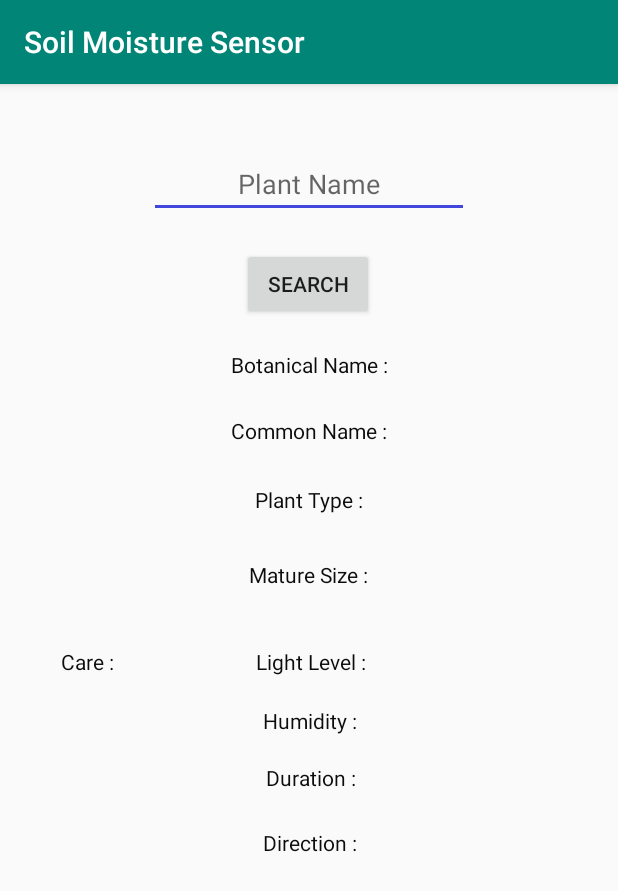
After one commit to AstroNik/soilMoistureSensor, an Android app: the PlantDBViewEndpoint screen opened directly, with no data from a screen before it, on a phone screen of 412 x 824 dp. The commit adds this screen. Shown: the top 891 px of the screen. Run offline under Robolectric (Android 15) with nearby library versions, the phone set to English and light mode, and no system bars.

Commit message:
Plant View Functionaliy Added: PlantDBViewEndpoint.kt

```diff
--- a/app/src/main/AndroidManifest.xml
+++ b/app/src/main/AndroidManifest.xml
@@ -4,6 +4,7 @@
 
     <uses-permission android:name="android.permission.INTERNET" />
     <uses-permission android:name="android.permission.ACCESS_NETWORK_STATE" />
+
     <application
         android:allowBackup="true"
         android:icon="@mipmap/ic_launcher"
@@ -11,6 +12,8 @@
         android:roundIcon="@mipmap/ic_launcher_round"
         android:supportsRtl="true"
         android:theme="@style/AppTheme">
+        <activity android:name=".PlantDBViewEndpoint"></activity>
+        <activity android:name=".SecondEndPoint" />
         <activity android:name=".Home" />
         <activity android:name=".SignUp" />
         <activity android:name=".MainActivity">
--- a/app/src/main/java/com/example/soilmoisturesensor/MainActivity.kt
+++ b/app/src/main/java/com/example/soilmoisturesensor/MainActivity.kt
@@ -9,7 +9,7 @@ import com.google.android.gms.tasks.OnCompleteListener
 import com.google.firebase.auth.FirebaseAuth
 import kotlinx.android.synthetic.main.activity_main.*
 
-class MainActivity : AppCompatActivity() {
+class   MainActivity : AppCompatActivity() {
 
     // Initialize Firebase Auth
     val mAuth = FirebaseAuth.getInstance()
--- /dev/null
+++ b/app/src/main/res/layout/activity_plant_d_b_view_endpoint.xml
@@ -0,0 +1,148 @@
+<?xml version="1.0" encoding="utf-8"?>
+<androidx.constraintlayout.widget.ConstraintLayout xmlns:android="http://schemas.android.com/apk/res/android"
+    xmlns:app="http://schemas.android.com/apk/res-auto"
+    xmlns:tools="http://schemas.android.com/tools"
+    android:layout_width="match_parent"
+    android:layout_height="match_parent"
+    tools:context=".PlantDBViewEndpoint">
+
+    <TextView
+        android:id="@+id/txt6"
+        android:layout_width="154dp"
+        android:layout_height="22dp"
+        android:layout_marginTop="32dp"
+        android:layout_marginEnd="128dp"
+        android:text="Light Level :"
+        android:textAlignment="center"
+        android:textColor="#0C0C0C"
+        app:layout_constraintEnd_toEndOf="parent"
+        app:layout_constraintTop_toBottomOf="@+id/txt4" />
+
+    <TextView
+        android:id="@+id/txt7"
+        android:layout_width="154dp"
+        android:layout_height="22dp"
+        android:layout_marginTop="20dp"
+        android:text="Humidity :"
+        android:textAlignment="center"
+        android:textColor="#0C0C0C"
+        app:layout_constraintEnd_toEndOf="parent"
+        app:layout_constraintHorizontal_bias="0.505"
+        app:layout_constraintStart_toStartOf="parent"
+        app:layout_constraintTop_toBottomOf="@+id/txt5" />
+
+    <TextView
+        android:id="@+id/txt9"
+        android:layout_width="324dp"
+        android:layout_height="53dp"
+        android:layout_marginTop="16dp"
+        android:text="Direction :"
+        android:textAlignment="center"
+        android:textColor="#0C0C0C"
+        app:layout_constraintEnd_toEndOf="parent"
+        app:layout_constraintHorizontal_bias="0.501"
+        app:layout_constraintStart_toStartOf="parent"
+        app:layout_constraintTop_toBottomOf="@+id/txt8" />
+
+    <TextView
+        android:id="@+id/txt8"
+        android:layout_width="321dp"
+        android:layout_height="27dp"
+        android:layout_marginTop="16dp"
+        android:text="Duration :"
+        android:textAlignment="center"
+        android:textColor="#0C0C0C"
+        app:layout_constraintEnd_toEndOf="parent"
+        app:layout_constraintHorizontal_bias="0.505"
+        app:layout_constraintStart_toStartOf="parent"
+        app:layout_constraintTop_toBottomOf="@+id/txt7" />
+
+    <EditText
+        android:id="@+id/plantTxt"
+        android:layout_width="wrap_content"
+        android:layout_height="wrap_content"
+        android:layout_marginTop="44dp"
+        android:ems="10"
+        android:hint="Plant Name"
+        android:inputType="textPersonName"
+        android:textAlignment="center"
+        app:layout_constraintEnd_toEndOf="parent"
+        app:layout_constraintStart_toStartOf="parent"
+        app:layout_constraintTop_toTopOf="parent" />
+
+    <TextView
+        android:id="@+id/txt1"
+        android:layout_width="317dp"
+        android:layout_height="24dp"
+        android:layout_marginTop="20dp"
+        android:text="Botanical Name :"
+        android:textAlignment="center"
+        android:textColor="#0C0C0C"
+        app:layout_constraintEnd_toEndOf="parent"
+        app:layout_constraintStart_toStartOf="parent"
+        app:layout_constraintTop_toBottomOf="@+id/btn" />
+
+    <TextView
+        android:id="@+id/txt2"
+        android:layout_width="323dp"
+        android:layout_height="26dp"
+        android:layout_marginTop="20dp"
+        android:text="Common Name :"
+        android:textAlignment="center"
+        android:textColor="#0C0C0C"
+        app:layout_constraintEnd_toEndOf="parent"
+        app:layout_constraintHorizontal_bias="0.505"
+        app:layout_constraintStart_toStartOf="parent"
+        app:layout_constraintTop_toBottomOf="@+id/txt1" />
+
+    <TextView
+        android:id="@+id/txt3"
+        android:layout_width="322dp"
+        android:layout_height="26dp"
+        android:layout_marginTop="20dp"
+        android:text="Plant Type :"
+        android:textAlignment="center"
+        android:textColor="#0C0C0C"
+        app:layout_constraintEnd_toEndOf="parent"
+        app:layout_constraintHorizontal_bias="0.501"
+        app:layout_constraintStart_toStartOf="parent"
+        app:layout_constraintTop_toBottomOf="@+id/txt2" />
+
+    <TextView
+        android:id="@+id/txt4"
+        android:layout_width="327dp"
+        android:layout_height="26dp"
+        android:layout_marginTop="24dp"
+        android:text="Mature Size :"
+        android:textAlignment="center"
+        android:textColor="#0C0C0C"
+        app:layout_constraintEnd_toEndOf="parent"
+        app:layout_constraintHorizontal_bias="0.498"
+        app:layout_constraintStart_toStartOf="parent"
+        app:layout_constraintTop_toBottomOf="@+id/txt3" />
+
+    <TextView
+        android:id="@+id/txt5"
+        android:layout_width="119dp"
+        android:layout_height="19dp"
+        android:layout_marginTop="32dp"
+        android:layout_marginEnd="11dp"
+        android:text="Care : "
+        android:textAlignment="center"
+        android:textColor="#0C0C0C"
+        app:layout_constraintEnd_toStartOf="@+id/txt6"
+        app:layout_constraintHorizontal_bias="0.0"
+        app:layout_constraintStart_toStartOf="parent"
+        app:layout_constraintTop_toBottomOf="@+id/txt4" />
+
+    <Button
+        android:id="@+id/btn"
+        android:layout_width="wrap_content"
+        android:layout_height="wrap_content"
+        android:layout_marginTop="20dp"
+        android:text="Search"
+        app:layout_constraintEnd_toEndOf="parent"
+        app:layout_constraintHorizontal_bias="0.498"
+        app:layout_constraintStart_toStartOf="parent"
+        app:layout_constraintTop_toBottomOf="@+id/plantTxt" />
+</androidx.constraintlayout.widget.ConstraintLayout>
```
Also changed, not shown: app/src/main/java/com/example/soilmoisturesensor/Care.kt (added, +10 -0 lines), app/src/main/java/com/example/soilmoisturesensor/Home.kt (+154 -7 lines), app/src/main/java/com/example/soilmoisturesensor/PlantDBViewEndpoint.kt (added, +197 -0 lines), app/src/main/java/com/example/soilmoisturesensor/PlantData.kt (added, +11 -0 lines), app/src/main/java/com/example/soilmoisturesensor/SensorData.kt (added, +13 -0 lines), app/src/main/res/layout/activity_home.xml (+4 -4 lines).
